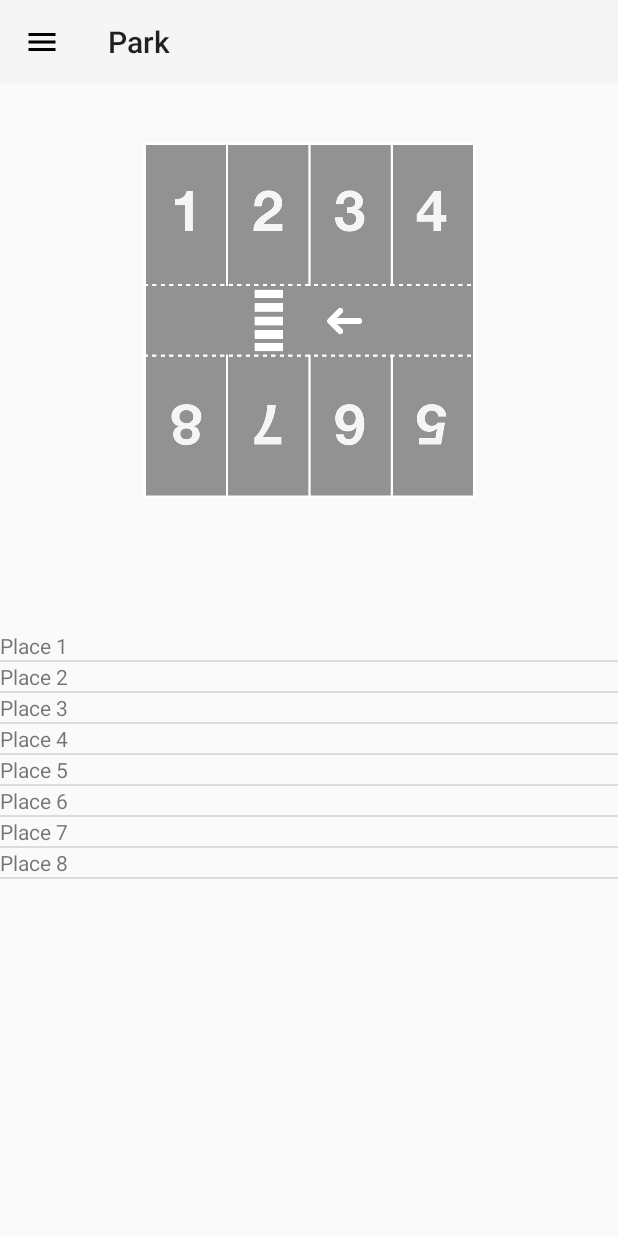
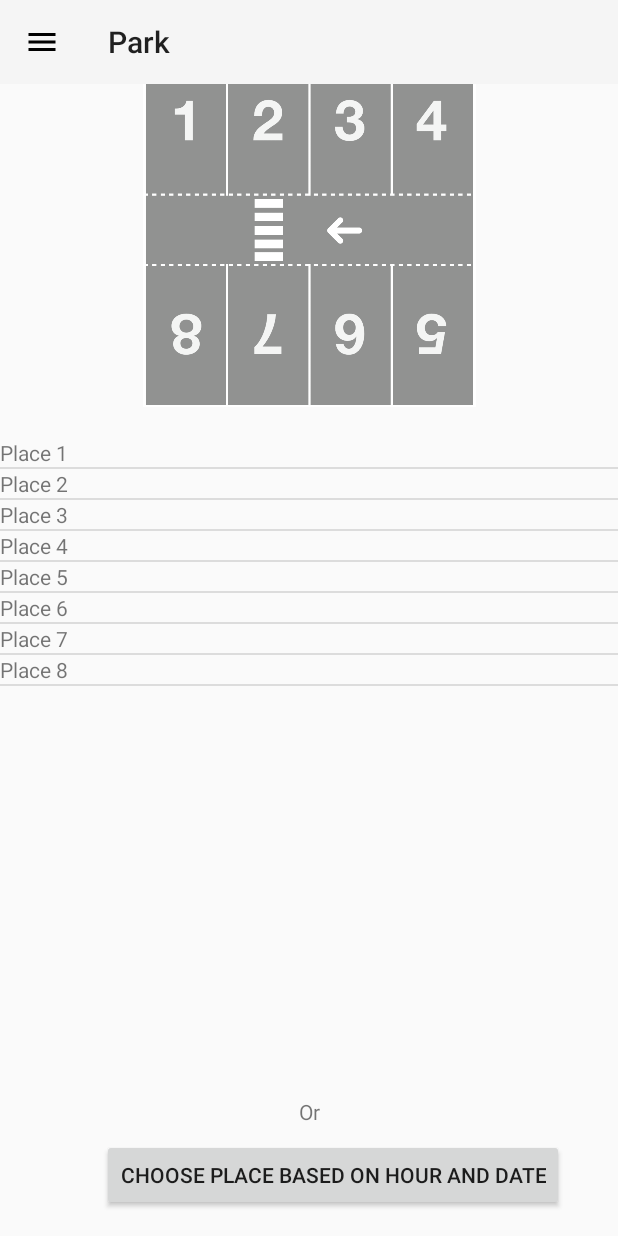
Before and after one commit to gfteixeira/Parkify2, an Android app: the OrderDateTimeExit screen opened directly, with no data from a screen before it, after a tap on "CONFIRMAR RESERVA", on a phone screen of 412 x 824 dp. Run offline under Robolectric (Android 15) with nearby library versions, the phone set to English and light mode, and no system bars; our stand-ins replace Room's generated code; 5 statements that could not run were skipped.

Commit message:
Dev at final day +1

```diff
--- a/app/src/main/java/com/parkify/OrderActivity.java
+++ b/app/src/main/java/com/parkify/OrderActivity.java
@@ -150,4 +150,10 @@ public class OrderActivity extends AppCompatActivity {
         startActivity(intent);
 
     }
+
+    public void sendMessageRandom(View view) {
+        Intent intent = new Intent(this, OrderDateTime.class);
+        intent.putExtra("position", 0);
+        startActivity(intent);
+    }
 }
--- a/app/src/main/java/com/parkify/OrderDateTimeExit.java
+++ b/app/src/main/java/com/parkify/OrderDateTimeExit.java
@@ -160,6 +160,7 @@ public class OrderDateTimeExit extends AppCompatActivity {
             @Override
             public void onClick(View v) {
                 confirmOrder();
+
             }
         });
 
@@ -226,6 +227,31 @@ public class OrderDateTimeExit extends AppCompatActivity {
         /*Order order = new Order(session.getusename(),position, hours[0], hourBegin, Integer.parseInt(hour[0]));*/
         String actualDate = "'" + dateBegin + "'";
 
+        if(position==0){
+            boolean ordered = false;
+            for(int i=1; i<=8;i++){
+                List<Order> listOrders = myAppDB.orderDao().findOrdersByPlaceAndTime(i, actualDate, hourBegin, Integer.parseInt(hour[0]));
+                if (listOrders.size()==0){
+                    Order order = new Order(session.getusename(), i, actualDate, hourBegin, Integer.parseInt(hour[0]));
+                    myAppDB.orderDao().insert(order);
+                    Intent intent = new Intent(this, OrdersActivity.class);
+                    startActivity(intent);
+                    position = i;
+                    ordered =true;
+                    break;
+                }
+            }
+
+            if (ordered ==false){
+                Intent intentElse = new Intent(this, OrderActivity.class);
+                intentElse.putExtra("intentSource", "TimeExit");
+                startActivity(intentElse);
+            }
+
+        }
+
+        else {
+
             Order order = new Order(session.getusename(), position, actualDate, hourBegin, Integer.parseInt(hour[0]));
 
             List<Order> listOrders = myAppDB.orderDao().findOrdersByPlaceAndTime(position, actualDate, hourBegin, Integer.parseInt(hour[0]));
@@ -238,6 +264,6 @@ public class OrderDateTimeExit extends AppCompatActivity {
                 intentElse.putExtra("intentSource", "TimeExit");
                 startActivity(intentElse);
             }
-
         }
     }
+}
--- a/app/src/main/res/layout/activity_order.xml
+++ b/app/src/main/res/layout/activity_order.xml
@@ -1,6 +1,7 @@
 <?xml version="1.0" encoding="utf-8"?>
 <android.support.v4.widget.DrawerLayout xmlns:android="http://schemas.android.com/apk/res/android"
     xmlns:app="http://schemas.android.com/apk/res-auto"
+    xmlns:tools="http://schemas.android.com/tools"
     android:id="@+id/drawer_layout"
     android:layout_width="match_parent"
     android:layout_height="match_parent"
@@ -17,6 +18,8 @@
             xmlns:tools="http://schemas.android.com/tools"
             android:layout_width="match_parent"
             android:layout_height="match_parent"
+            app:layout_constraintBottom_toBottomOf="@+id/imageView"
+            app:layout_constraintTop_toBottomOf="@+id/imageView"
             tools:context=".OrderActivity">
 
             <ListView
@@ -26,12 +29,12 @@
                 android:layout_marginBottom="8dp"
                 android:layout_marginEnd="8dp"
                 android:layout_marginStart="8dp"
-                android:layout_marginTop="8dp"
-                app:layout_constraintBottom_toBottomOf="parent"
+                android:layout_marginTop="292dp"
+                app:layout_constraintBottom_toTopOf="@+id/textView"
                 app:layout_constraintEnd_toEndOf="parent"
                 app:layout_constraintHorizontal_bias="0.502"
                 app:layout_constraintStart_toStartOf="parent"
-                app:layout_constraintTop_toBottomOf="@+id/imageView"
+                app:layout_constraintTop_toTopOf="parent"
                 app:layout_constraintVertical_bias="1.0" />
 
             <ImageView
@@ -46,6 +49,31 @@
                 app:layout_constraintEnd_toEndOf="parent"
                 app:layout_constraintStart_toStartOf="parent"
                 app:layout_constraintTop_toTopOf="parent" />
+
+            <TextView
+                android:id="@+id/textView"
+                android:layout_width="wrap_content"
+                android:layout_height="wrap_content"
+                android:layout_marginBottom="73dp"
+                android:text="@string/or"
+                app:layout_constraintBottom_toBottomOf="parent"
+                app:layout_constraintEnd_toEndOf="parent"
+                app:layout_constraintStart_toStartOf="parent"
+                app:layout_constraintTop_toBottomOf="@+id/listItems"
+                tools:ignore="MissingConstraints" />
+
+            <Button
+                android:id="@+id/buttonOrder"
+                android:layout_width="wrap_content"
+                android:layout_height="wrap_content"
+                android:layout_marginEnd="36dp"
+                android:onClick="sendMessageRandom"
+                android:text="@string/orderRandom"
+                app:layout_constraintBottom_toBottomOf="parent"
+                app:layout_constraintEnd_toEndOf="parent"
+                app:layout_constraintTop_toBottomOf="@+id/textView"
+                app:layout_constraintVertical_bias="0.333"
+                tools:ignore="MissingConstraints" />
 
         </android.support.constraint.ConstraintLayout>
 
--- a/app/src/main/res/values/strings.xml
+++ b/app/src/main/res/values/strings.xml
@@ -41,5 +41,8 @@
     <string name="sign_out">Sign Out</string>
     <string name="not_logged">User not Logged</string>
 
+    <string name="or">Or</string>
+    <string name="orderRandom">Choose Place based on Hour and Date</string>
+
 
 </resources>
```
Lines whose indentation alone changed are shown as unchanged.
